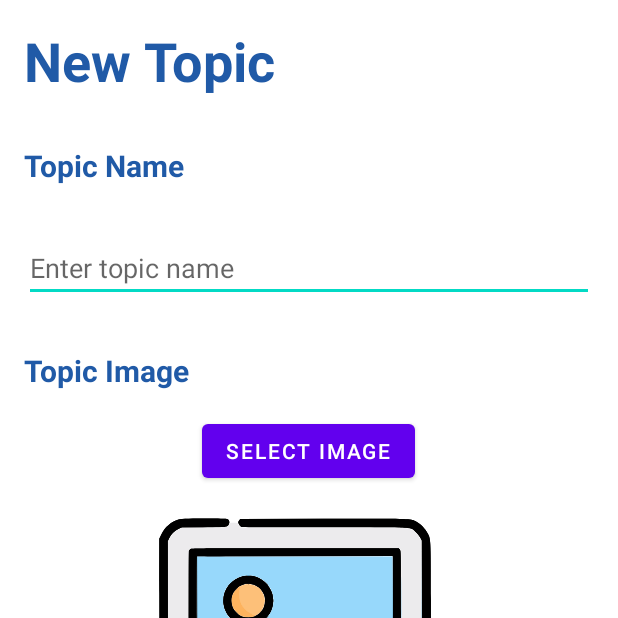
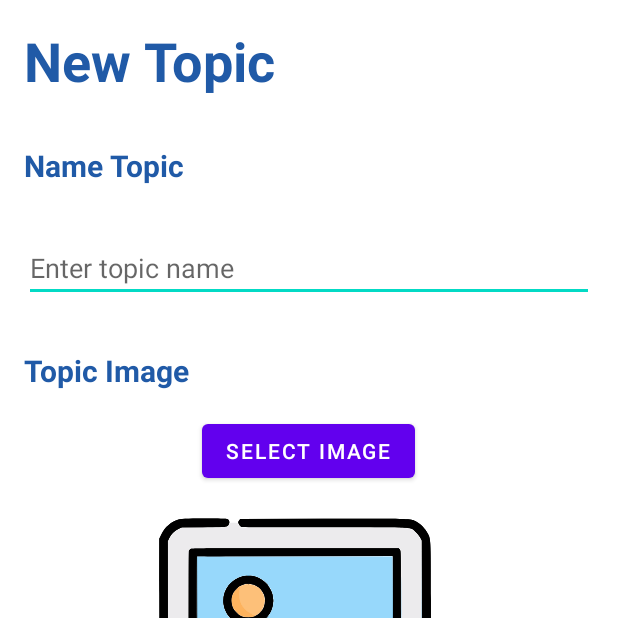
Before and after one commit to mdunggggg/ProGApp, an Android app: the AddActivity screen opened directly, with no data from a screen before it, on a phone screen of 412 x 824 dp, the top half of it. Run offline under Robolectric (Android 15) with nearby library versions, the phone set to English and light mode, and no system bars; libraries missing offline, so code that uses them is left out: com.github.dhaval2404.imagepicker; pictures from the network do not load.

Commit message:
Setting Language

```diff
--- a/app/src/main/java/com/example/myapp/PlayActivity.java
+++ b/app/src/main/java/com/example/myapp/PlayActivity.java
@@ -415,7 +415,7 @@ public class PlayActivity extends AppCompatActivity {
         if(drawerToggle.onOptionsItemSelected(item)) {
             return true;
         }
-      //  Toast.makeText(this, "HAHHAHA", Toast.LENGTH_SHORT).show();
+        Toast.makeText(this, "HAHHAHA", Toast.LENGTH_SHORT).show();
         return super.onOptionsItemSelected(item);
     }
 
--- a/app/src/main/res/layout/activity_add.xml
+++ b/app/src/main/res/layout/activity_add.xml
@@ -15,7 +15,7 @@
             android:layout_width="match_parent"
             android:layout_height="wrap_content"
             android:layout_margin="16dp"
-            android:text="New Topic"
+            android:text="@string/new_topic"
             android:textSize="36sp"
             android:textColor="#205AA7"
             android:textStyle="bold" />
@@ -29,14 +29,14 @@
             android:textStyle="bold"
             android:textSize="20dp"
             android:textColor="#205AA7"
-            android:text="Topic Name" />
+            android:text="@string/name_topic" />
 
         <EditText
             android:id="@+id/etNameTopic"
             android:layout_width="match_parent"
             android:layout_height="wrap_content"
             android:layout_margin="16dp"
-            android:hint="Enter topic name" />
+            android:hint="@string/enter_name_topic" />
 
         <!-- Hình ảnh -->
         <TextView
@@ -47,14 +47,14 @@
             android:textSize="20dp"
             android:textColor="#205AA7"
             android:layout_margin="16dp"
-            android:text="Topic Image" />
+            android:text="@string/image_topic" />
 
         <Button
             android:id="@+id/btnSelectImage"
             android:layout_width="wrap_content"
             android:layout_height="wrap_content"
             android:layout_gravity="center_horizontal"
-            android:text="Select Image" />
+            android:text="@string/selection_image" />
 
         <!-- Miêu tả -->
         <ImageView
@@ -73,14 +73,14 @@
             android:textSize="20dp"
             android:textColor="#205AA7"
             android:layout_margin="16dp"
-            android:text="Topic Description" />
+            android:text="@string/topic_describe" />
 
         <EditText
             android:id="@+id/etDescribeTopic"
             android:layout_width="match_parent"
             android:layout_height="wrap_content"
             android:layout_margin="16dp"
-            android:hint="Enter topic description"
+            android:hint="@string/enter_description_topic"
             android:inputType="textMultiLine"
             android:minLines="3"
             android:maxLines="5" />
@@ -91,7 +91,7 @@
             android:layout_height="wrap_content"
             android:layout_gravity="center_horizontal"
             android:layout_marginTop="16dp"
-            android:text="Save" />
+            android:text="@string/button_save" />
 
     </LinearLayout>
 </ScrollView>
--- a/app/src/main/res/layout/activity_main.xml
+++ b/app/src/main/res/layout/activity_main.xml
@@ -21,7 +21,7 @@
         android:layout_gravity="center"
         android:layout_marginTop="50dp"
         android:onClick="btnLogin_OnClick"
-        android:text="Let's go"
+        android:text="@string/play_game"
         />
 
     <LinearLayout
--- a/app/src/main/res/layout/bottom_sheet.xml
+++ b/app/src/main/res/layout/bottom_sheet.xml
@@ -18,7 +18,7 @@
             android:id="@+id/tvSentenceBar"
             android:layout_width="wrap_content"
             android:layout_height="wrap_content"
-            android:text="Sentence Bar"
+            android:text="@string/Sentence_bar"
             android:textSize="35dp"
             android:textStyle="bold"
             android:layout_marginStart="30dp"
--- a/app/src/main/res/values/strings.xml
+++ b/app/src/main/res/values/strings.xml
@@ -4,4 +4,26 @@
     <string name="hello_blank_fragment">Hello blank fragment</string>
     <string name="navigation_drawer_open" translatable="false">Open navigation drawer</string>
     <string name="navigation_drawer_close" translatable="false">Close navigation drawer</string>
+
+    <string name="play_game">Let\'s go!!!</string>
+    <string name="search">Search</string>
+    <string name="Sentence_bar">Sentence Bar</string>
+
+    <string name="new_topic">New Topic</string>
+    <string name="name_topic">Name Topic</string>
+    <string name="enter_name_topic">Enter topic name</string>
+    <string name="image_topic">Topic Image</string>
+    <string name="selection_image">Select Image</string>
+    <string name="topic_describe">Topic Description</string>
+    <string name="enter_description_topic">Enter topic description</string>
+    <string name="button_save">Save</string>
+    <string name="edit_topic">Edit Topic</string>
+
+    <string name="new_card">New Card</string>
+    <string name="name_card">Name Card</string>
+    <string name="enter_name_card">Enter card name</string>
+    <string name="image_card">Card Image</string>
+
+    <string name="edit_card">Edit Card</string>
+
 </resources>
```
Also changed, not shown: app/src/main/res/layout/activity_add_card.xml (+6 -6 lines), app/src/main/res/layout/activity_edit_card.xml (+6 -6 lines), app/src/main/res/layout/activity_edit_topic.xml (+8 -8 lines), app/src/main/res/layout/content_main.xml (+5 -5 lines), 1 other file.
